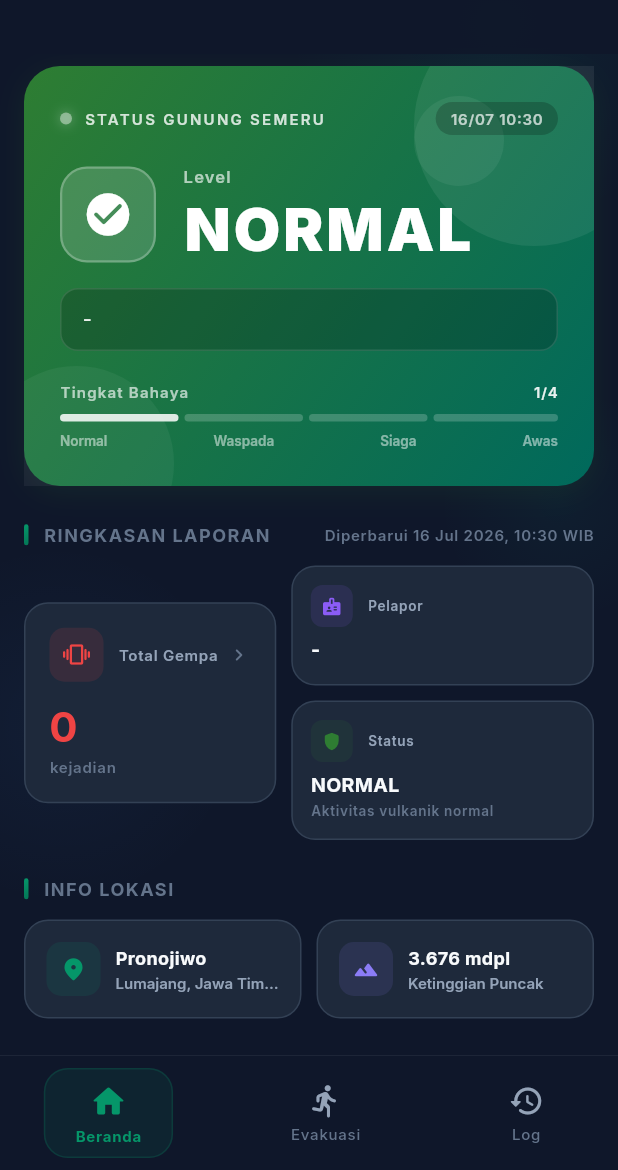
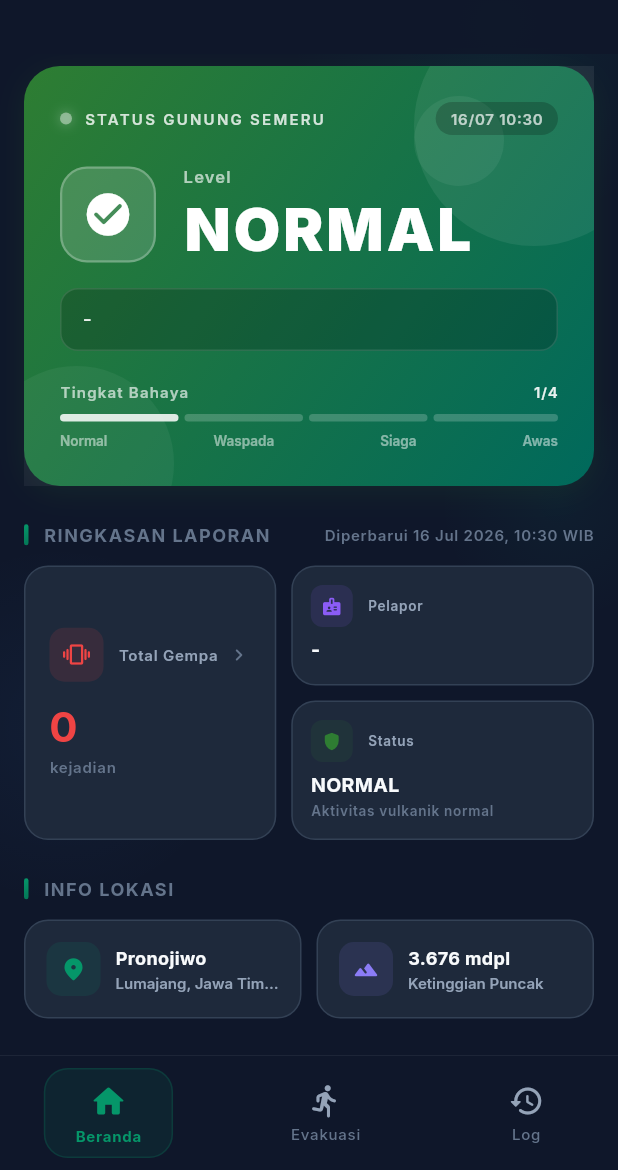
Before and after one commit to IswaraSobatNgarit23/-appjirlah, a Flutter app: the screen it shows after launch, on a phone screen of 412 x 824 dp, the part 66-1236 px from its top. Run offline on Flutter 3.47's test engine with Material 3 defaults, Android fonts, the phone set to English and light mode, and no system bars; our stand-ins replace fl_chart, flutter_dotenv, flutter_map, flutter_riverpod, geolocator, go_router and 3 more; network calls fail; statements that could not run were skipped.

Commit message:
style: fix bento layout height symmetry and apply gempaTotal fallback to activity logs

```diff
--- a/lib/screens/home_screen.dart
+++ b/lib/screens/home_screen.dart
@@ -139,8 +139,10 @@ class HomeScreen extends ConsumerWidget {
 
   // Baris ringkasan: Total Gempa + Pelapor
   Widget _buildSummaryRow(BuildContext context, dynamic status) {
-    return Row(
-      children: [
+    return IntrinsicHeight(
+      child: Row(
+        crossAxisAlignment: CrossAxisAlignment.stretch,
+        children: [
         // Total Gempa — card utama, besar dan menarik
         Expanded(
           flex: 5,
@@ -184,6 +186,7 @@ class HomeScreen extends ConsumerWidget {
           ),
         ),
       ],
+      ),
     );
   }
 
@@ -630,6 +633,7 @@ class _SummaryTile extends StatelessWidget {
         ),
         child: Column(
           crossAxisAlignment: CrossAxisAlignment.start,
+          mainAxisAlignment: MainAxisAlignment.center,
           children: [
             Row(
               children: [
```
Also changed, not shown: lib/services/pocketbase_data_service.dart (+9 -1 lines).
